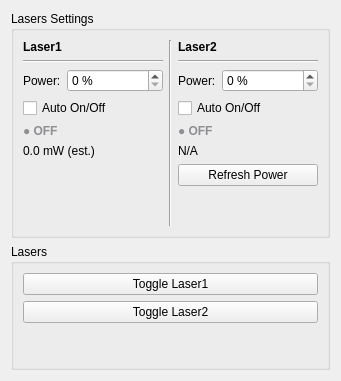
Before: the Qt Designer form lightsheet/gui/panels/ui_laser_panel.ui in LIOMLab/lightsheet, drawn with Qt 5.
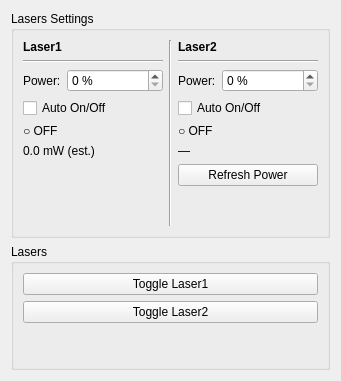
After: the same form once the commit is applied. Custom widgets are drawn as their Qt base class.

```diff
--- a/lightsheet/gui/panels/ui_laser_panel.ui
+++ b/lightsheet/gui/panels/ui_laser_panel.ui
@@ -100,11 +100,8 @@
           <property name="toolTip">
            <string>Laser 1 emission state (ON / OFF / FAULT)</string>
           </property>
-          <property name="styleSheet">
-           <string notr="true">color: #8E8E93; font-weight: bold;</string>
-          </property>
           <property name="text">
-           <string>● OFF</string>
+           <string>○ OFF</string>
           </property>
          </widget>
         </item>
@@ -231,11 +228,8 @@
           <property name="toolTip">
            <string>Laser 2 emission state (ON / OFF / FAULT)</string>
           </property>
-          <property name="styleSheet">
-           <string notr="true">color: #8E8E93; font-weight: bold;</string>
-          </property>
           <property name="text">
-           <string>● OFF</string>
+           <string>○ OFF</string>
           </property>
          </widget>
         </item>
@@ -251,7 +245,7 @@
            <string>iBeam power readback — click Refresh Power to re-query</string>
           </property>
           <property name="text">
-           <string>N/A</string>
+           <string>—</string>
           </property>
          </widget>
         </item>
```
